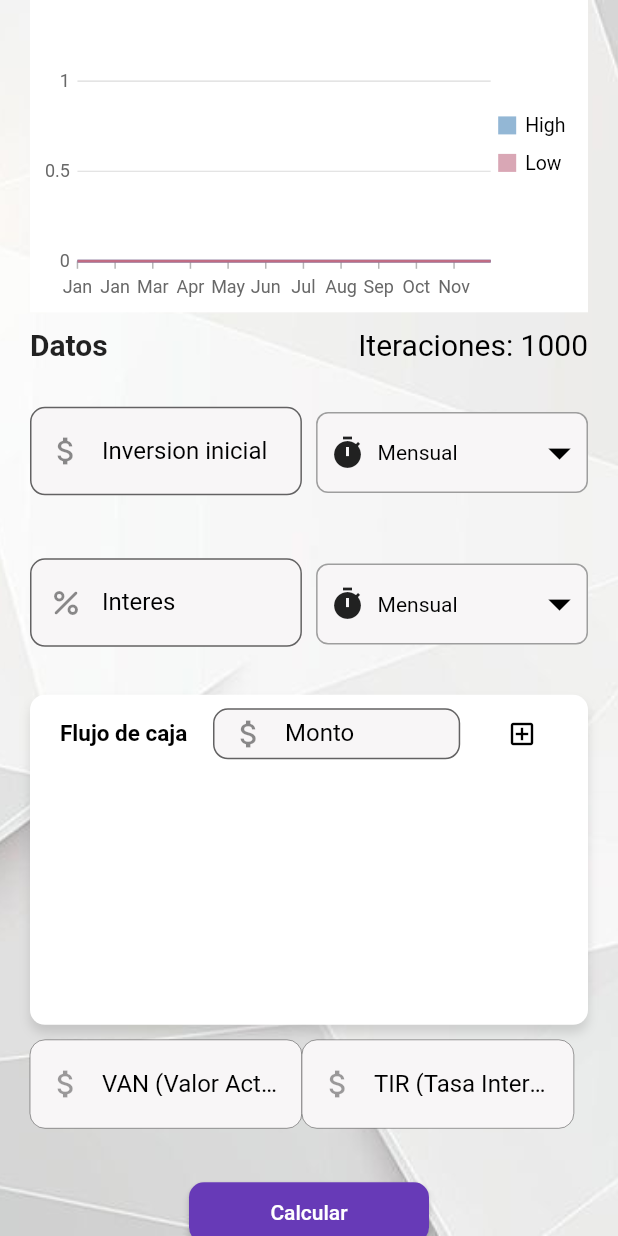
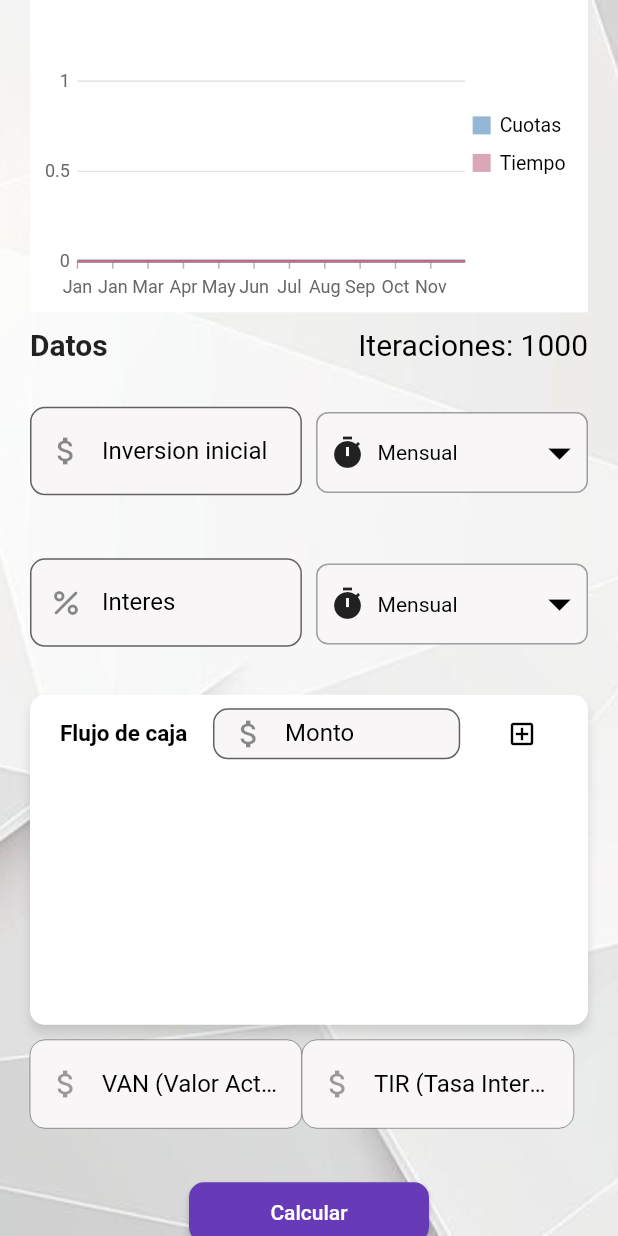
Before and after one commit to valfonsoardila/EcoFinanza-App, a Flutter app: the InternalRateOfReturnView screen opened directly, scrolled down 82 dp, on a phone screen of 412 x 824 dp. Run offline on Flutter 3.47's test engine with Material 2 defaults, Android fonts, the light colour scheme and no system bars; our stand-ins replace animate_do, animated_text_kit, currency_text_input_formatter, get, shared_preferences, syncfusion_flutter_charts; accounts and stored records are empty.

Commit message:
Vistas con graficas agregadas

```diff
--- a/lib/ui/views/arithmeticGradient_view.dart
+++ b/lib/ui/views/arithmeticGradient_view.dart
@@ -330,7 +330,7 @@ class _ArithmeticGradientViewState extends State<ArithmeticGradientView> {
                       color: Color.fromRGBO(75, 135, 185, 0.6),
                       borderColor: Color.fromRGBO(75, 135, 185, 1),
                       borderWidth: 2,
-                      name: 'High',
+                      name: 'Cuotas',
                       xValueMapper: (_StepAreaData sales, _) => sales.x,
                       yValueMapper: (_StepAreaData sales, _) => sales.high,
                     ),
@@ -339,7 +339,7 @@ class _ArithmeticGradientViewState extends State<ArithmeticGradientView> {
                       borderColor: Color.fromRGBO(192, 108, 132, 1),
                       color: Color.fromRGBO(192, 108, 132, 0.6),
                       borderWidth: 2,
-                      name: 'Low',
+                      name: 'Tiempo',
                       xValueMapper: (_StepAreaData sales, _) => sales.x,
                       yValueMapper: (_StepAreaData sales, _) => sales.low,
                     )
@@ -494,9 +494,9 @@ class _ArithmeticGradientViewState extends State<ArithmeticGradientView> {
                             color: Colors.red.shade900,
                             fontWeight: FontWeight.bold,
                           ),
-                                                  filled:
-                            true, // Esta propiedad indica que el fondo debe estar lleno.
-                        fillColor: Color.fromARGB(255, 248, 246, 247),
+                          filled:
+                              true, // Esta propiedad indica que el fondo debe estar lleno.
+                          fillColor: Color.fromARGB(255, 248, 246, 247),
                           focusedBorder: OutlineInputBorder(
                             borderRadius: BorderRadius.circular(10),
                             borderSide: BorderSide(
--- a/lib/ui/views/internalRateOfReturn_view.dart
+++ b/lib/ui/views/internalRateOfReturn_view.dart
@@ -173,9 +173,15 @@ class _InternalRateOfReturnViewState extends State<InternalRateOfReturnView> {
   }
 
   graficar() {
+    //Quiero que grafique a TIR COMO HIGHT y a VAN como LOW
+    //Tengo que hacer un for para que recorra los flujos de caja y los vaya sumando
+    //y que los vaya guardando en una lista
+    //luego que grafique esa lista
+    List<double> lista = [];
+    double suma = 0;
     for (int i = 0; i < flujosDeCaja.length; i++) {
-      chartData!
-          .add(_StepAreaData(DateTime(2021, i + 1, 1), flujosDeCaja[i], 0));
+      suma = suma + flujosDeCaja[i];
+      lista.add(suma);
     }
   }
 
@@ -253,7 +259,7 @@ class _InternalRateOfReturnViewState extends State<InternalRateOfReturnView> {
                       color: Color.fromRGBO(75, 135, 185, 0.6),
                       borderColor: Color.fromRGBO(75, 135, 185, 1),
                       borderWidth: 2,
-                      name: 'High',
+                      name: 'Cuotas',
                       xValueMapper: (_StepAreaData sales, _) => sales.x,
                       yValueMapper: (_StepAreaData sales, _) => sales.high,
                     ),
@@ -262,7 +268,7 @@ class _InternalRateOfReturnViewState extends State<InternalRateOfReturnView> {
                       borderColor: Color.fromRGBO(192, 108, 132, 1),
                       color: Color.fromRGBO(192, 108, 132, 0.6),
                       borderWidth: 2,
-                      name: 'Low',
+                      name: 'Tiempo',
                       xValueMapper: (_StepAreaData sales, _) => sales.x,
                       yValueMapper: (_StepAreaData sales, _) => sales.low,
                     )
```
